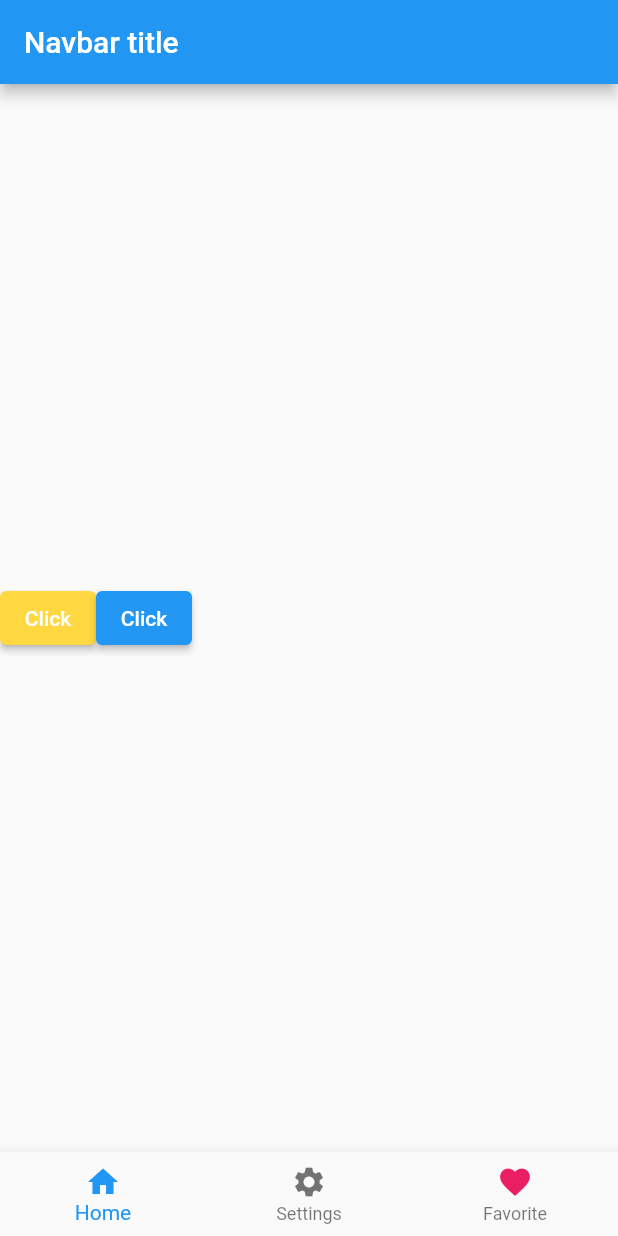
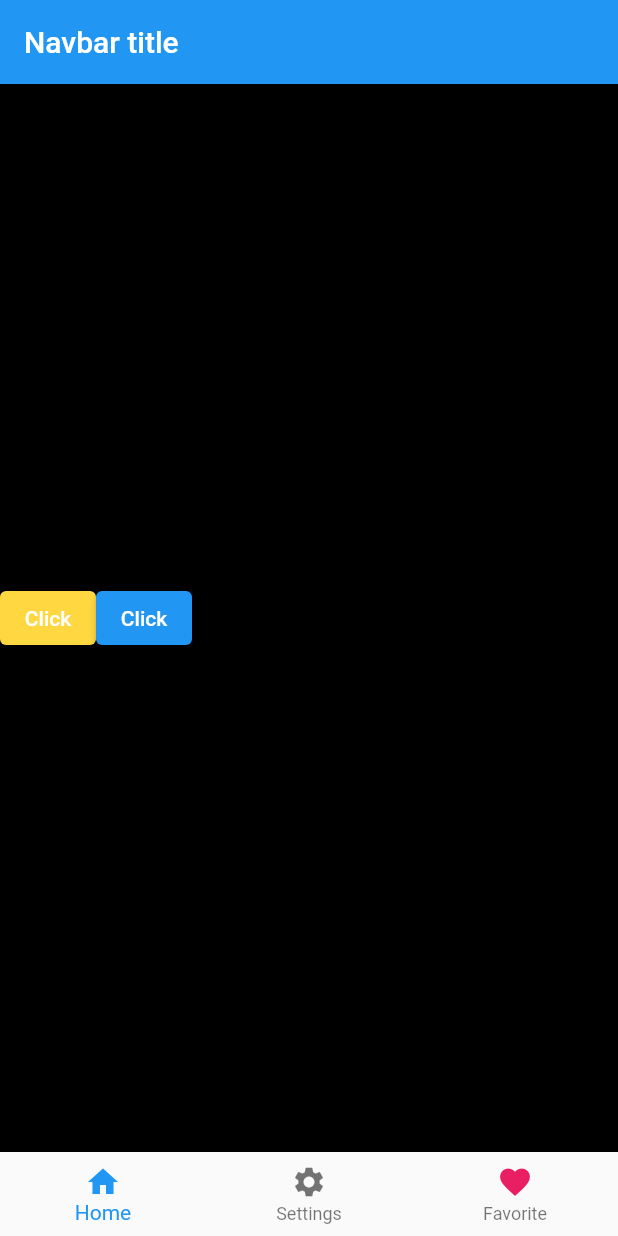
Before and after one commit to jhonatan0912/FLUTTER-APP-1, a Flutter app: the screen it shows after launch, on a phone screen of 412 x 824 dp. Run offline on Flutter 3.47's test engine with Material 2 defaults, Android fonts, the phone set to English and light mode, and no system bars.

```diff
--- a/lib/main.dart
+++ b/lib/main.dart
@@ -2,11 +2,11 @@ import 'package:flutter/material.dart';
 
 // main function is the first thing that run when we start the debugging process
 void main() {
-  runApp(MyApp());
+  runApp(const MyApp());
 }
 
 class MyApp extends StatefulWidget {
-  MyApp({super.key});
+  const MyApp({super.key});
 
   @override
   State<MyApp> createState() => _MyAppState();
@@ -19,31 +19,29 @@ class _MyAppState extends State<MyApp> {
   @override
   Widget build(BuildContext context) {
     return MaterialApp(
-      // remove debug banner
-      debugShowCheckedModeBanner: false,
+      debugShowCheckedModeBanner: false, // remove debug banner
 
       // scaffold its like the canvas on javascript
       home: Scaffold(
         // navbar -> AppBar
         appBar: AppBar(
-          //Navbar title
-          title: const Text('Navbar title'),
+          title: const Text('Navbar title'), //Navbar title
         ),
         // Body
         body: Center(
-          child: SizedBox(
+          child: currentIndex == 0
+              ? Container(
                   width: double.infinity,
                   height: double.infinity,
+                  color: Colors.black, //background app color
                   child: Row(
-              // main => X
-              // cross => Y
-              mainAxisAlignment: MainAxisAlignment.start,
-              crossAxisAlignment: CrossAxisAlignment.center,
+                    mainAxisAlignment: MainAxisAlignment.start, // main => X
+                    crossAxisAlignment: CrossAxisAlignment.center, // cross => Y
                     children: [
                       ElevatedButton(
                         style: ElevatedButton.styleFrom(
-                      // foreground => text color
-                      foregroundColor: Colors.white,
+                            foregroundColor:
+                                Colors.white, // foreground => text color
                             backgroundColor: Colors.amberAccent),
                         onPressed: () {
                           setState(() {
@@ -62,20 +60,25 @@ class _MyAppState extends State<MyApp> {
                       )
                     ],
                   ),
-          ),
+                )
+              // Image.asset(name)
+              // Image.file(file)
+              // Image.memory(bytes)
+              // Image.network(src)
+              : Image.network(
+                  'https://images4.alphacoders.com/127/1271728.jpg'),
         ),
         bottomNavigationBar: BottomNavigationBar(
-          // ignore: prefer_const_literals_to_create_immutables
-          items: [
-            const BottomNavigationBarItem(
+          items: const [
+            BottomNavigationBarItem(
               label: 'Home',
               icon: Icon(Icons.home),
             ),
-            const BottomNavigationBarItem(
+            BottomNavigationBarItem(
               label: 'Settings',
               icon: Icon(Icons.settings),
             ),
-            const BottomNavigationBarItem(
+            BottomNavigationBarItem(
                 label: 'Favorite',
                 icon: Icon(
                   Icons.favorite,
```
Lines whose indentation alone changed are shown as unchanged.
